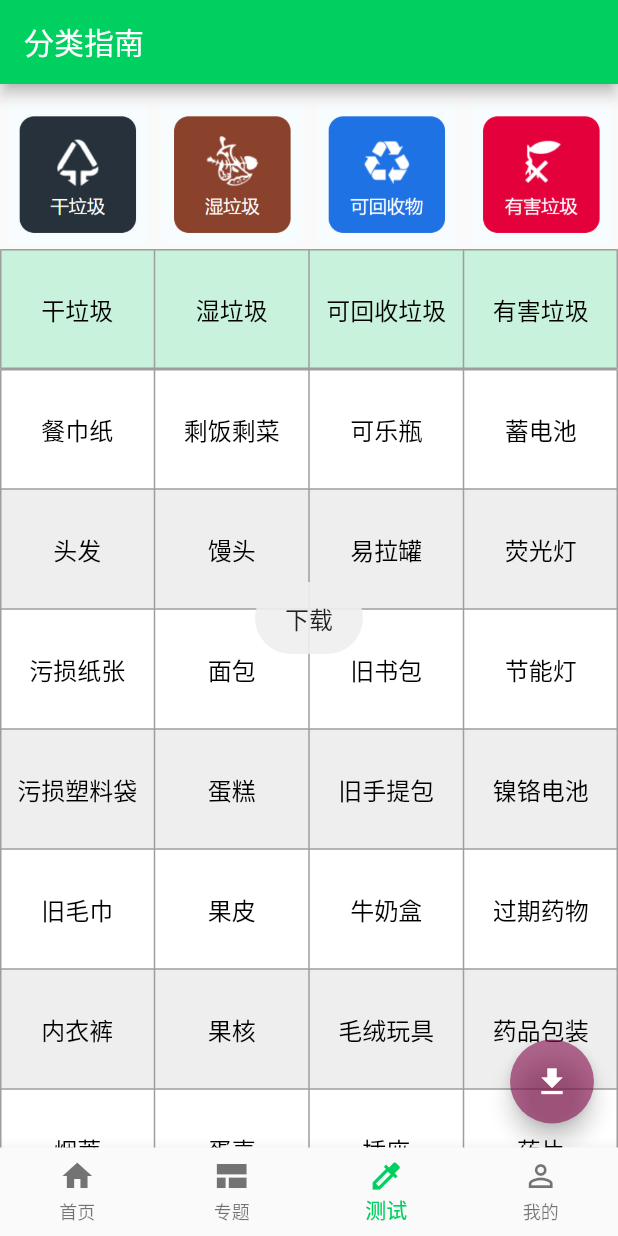
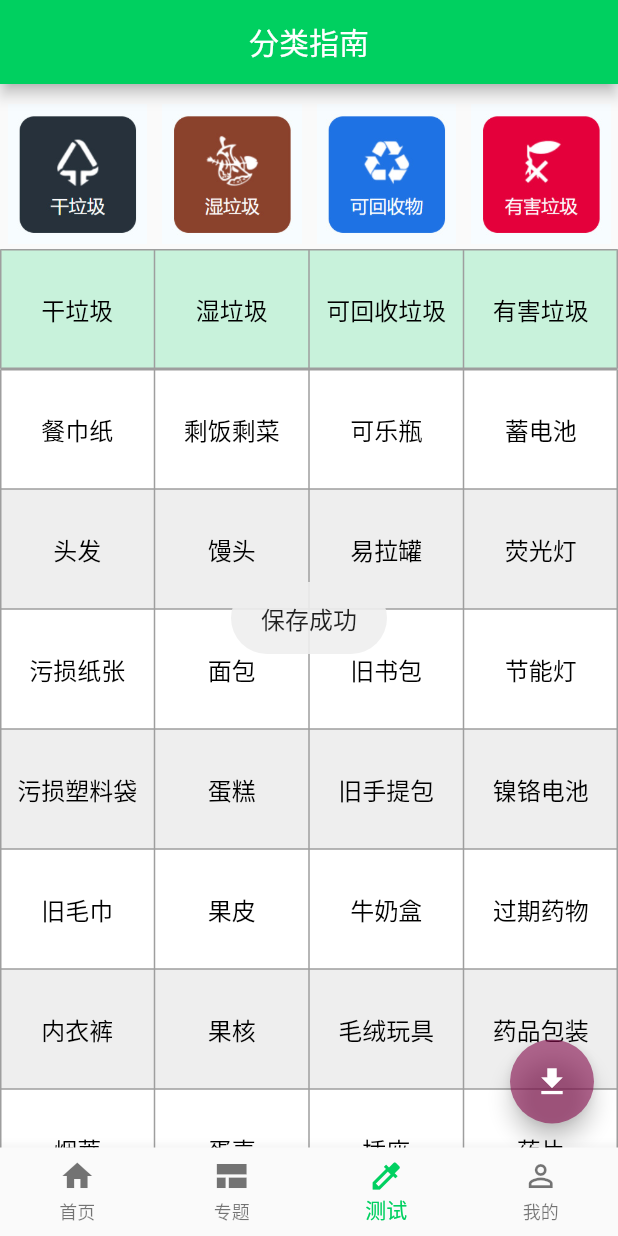
Before and after one commit to huangsir0/-flutter_garbage_classification, a Flutter app: the screen it shows after launch, item 3 of the bottom bar chosen, after a tap on the "file download" icon, on a phone screen of 412 x 824 dp. Run offline on Flutter 3.47's test engine with Material 2 defaults, Android fonts, the phone set to English and light mode, and no system bars; our stand-ins replace dio, flutter_swiper, fluttertoast, image_gallery_saver, intro_slider, permission_handler and 4 more; accounts and stored records are empty.

Commit message:
设置启动页以及保存图片到本地

```diff
--- a/lib/main.dart
+++ b/lib/main.dart
@@ -1,4 +1,5 @@
 import 'package:flutter/material.dart';
+import 'package:flutter_garbage_classification/pages/splash_page.dart';
 import 'package:flutter_garbage_classification/util/common.dart';
 
 import 'main_page.dart';
@@ -15,7 +16,7 @@ class MyApp extends StatelessWidget {
       theme: ThemeData(
         primarySwatch: MainColor,
       ),
-      home:MainPage(),
+      home:SplashPage(),
     );
   }
 }
--- /dev/null
+++ b/lib/pages/splash_page.dart
@@ -0,0 +1,102 @@
+import 'dart:async';
+
+import 'package:flutter/material.dart';
+import 'package:flutter_garbage_classification/util/util.dart';
+import 'package:flutter_garbage_classification/widgets/vertical_text.dart';
+import 'package:intro_slider/slide_object.dart';
+import '../main_page.dart';
+
+class SplashPage extends StatefulWidget {
+  @override
+  _SplashPageState createState() => _SplashPageState();
+}
+
+class _SplashPageState extends State<SplashPage> {
+  List<Slide> slides = new List();
+  Timer _timer;
+  int _countdownTime = 3;
+
+  void startCountdownTimer() {
+    const oneSec = const Duration(seconds: 1);
+
+    var callback = (timer) {
+      if (_countdownTime < 1) {
+        _timer.cancel();
+        Navigator.push(
+          context,
+          MaterialPageRoute(builder: (context) => MainPage()),
+        );
+      } else {
+        print(_countdownTime.toString());
+        setState(() {
+          _countdownTime = _countdownTime - 1;
+        });
+      }
+    };
+
+    _timer = Timer.periodic(oneSec, callback);
+  }
+
+  @override
+  void initState() {
+    super.initState();
+
+    //开始倒计时
+    startCountdownTimer();
+  }
+
+  @override
+  Widget build(BuildContext context) {
+    return Material(
+      child: Container(
+        width: double.infinity,
+        height: double.infinity,
+        decoration: BoxDecoration(
+            gradient: LinearGradient(colors: [
+          hexToColor("#81FBB8"),
+          hexToColor("#28C76F"),
+        ])),
+        child: Container(
+          alignment: Alignment.center,
+          margin: EdgeInsets.only(left: 90),
+          child: Column(
+            children: <Widget>[
+              Container(
+                margin: EdgeInsets.only(top: 40),
+                child: CustomPaint(
+                  painter: VerticalText(
+                    text: "世界上没有垃圾，只有放错地方的宝藏。",
+                    textStyle: TextStyle(
+                        color: Colors.white,
+                        fontSize: 30,
+                        fontWeight: FontWeight.w400,
+                        letterSpacing: 4,
+                        wordSpacing: 4),
+                    width: 60,
+                    height: 500,
+                  ),
+                ),
+              ),
+              Container(
+                margin: EdgeInsets.only(
+                    top: MediaQuery.of(context).size.height - 120,
+                    left: MediaQuery.of(context).size.width - 200),
+                child: Text(
+                  _countdownTime.toString() + " 秒",
+                  style: TextStyle(color: Colors.white, fontSize: 16),
+                ),
+              )
+            ],
+          ),
+        ),
+      ),
+    );
+  }
+
+  @override
+  void dispose() {
+    // TODO: implement dispose
+    super.dispose();
+    _timer?.cancel();
+  }
+}
--- a/lib/pages/test_page.dart
+++ b/lib/pages/test_page.dart
@@ -1,9 +1,12 @@
 import 'package:flutter/material.dart';
+import 'package:flutter/services.dart';
 import 'package:flutter_garbage_classification/bean/data_menu.dart';
 import 'package:flutter_garbage_classification/blocs/test_page_bloc.dart';
 import 'package:flutter_garbage_classification/util/common.dart';
 import 'package:flutter_garbage_classification/util/util.dart';
 import 'package:flutter_garbage_classification/widgets/widgets.dart';
+import 'package:image_gallery_saver/image_gallery_saver.dart';
+import 'package:permission_handler/permission_handler.dart';
 
 class TestPage extends StatefulWidget {
   @override
@@ -26,6 +29,8 @@ class _TestPageState extends State<TestPage>
     super.build(context);
     return Scaffold(
       appBar: AppBar(
+        automaticallyImplyLeading: false,
+        centerTitle: true,
         title: Text(
           "分类指南",
           style: TextStyle(color: Colors.white),
@@ -78,9 +83,17 @@ class _TestPageState extends State<TestPage>
         ),
       ),
       floatingActionButton: FloatingActionButton(
-
-        onPressed: () {
-          showToast("下载");
+        onPressed: () async {
+          if (await Permission.storage.request().isGranted) {
+            //保存图片
+            ByteData bytes = await rootBundle.load('assets/images/need.jpeg');
+            final result = await ImageGallerySaver.saveImage(
+                bytes.buffer.asUint8List()); //这个是核心的保存图片的插件
+            print(result); //这个返回值 在保存成功后会返回true
+            showToast("保存成功");
+          } else {
+            showToast("未授权");
+          }
         },
         child: Icon(Icons.file_download),
       ),
--- a/lib/pages/thematic_page.dart
+++ b/lib/pages/thematic_page.dart
@@ -24,6 +24,8 @@ class _ThematicPageState extends State<ThematicPage>
     super.build(context);
     return Scaffold(
       appBar: AppBar(
+        automaticallyImplyLeading:false,
+        centerTitle: true,
         title: Text(
           "这是什么垃圾",
           style: TextStyle(color: Colors.white),
--- /dev/null
+++ b/lib/widgets/vertical_text.dart
@@ -0,0 +1,91 @@
+
+import 'package:flutter/material.dart';
+// text aligns vertically, from top to bottom and right to left.
+//
+// 垂直布局的文字. 从右上开始排序到左下角.
+class VerticalText extends CustomPainter {
+  String text;
+  double width;
+  double height;
+  TextStyle textStyle;
+
+  VerticalText(
+      {@required this.text,
+        @required this.textStyle,
+        @required this.width,
+        @required this.height});
+
+  @override
+  void paint(Canvas canvas, Size size) {
+    var paint = new Paint();
+    paint.color = textStyle.color;
+    double offsetX = width;
+    double offsetY = 0;
+    bool newLine = true;
+    double maxWidth = 0;
+
+    maxWidth = findMaxWidth(text, textStyle);
+
+    text.runes.forEach((rune) {
+      String str = new String.fromCharCode(rune);
+      TextSpan span = new TextSpan(style: textStyle, text: str);
+      TextPainter tp = new TextPainter(
+          text: span,
+          textAlign: TextAlign.center,
+          textDirection: TextDirection.ltr);
+      tp.layout();
+
+      if (offsetY + tp.height > height) {
+        newLine = true;
+        offsetY = 0;
+      }
+
+      if (newLine) {
+        offsetX -= maxWidth+10;
+        newLine = false;
+        //offsetY-=10;
+      }
+
+
+      if (offsetX < -maxWidth) {
+        return;
+      }
+
+      tp.paint(canvas, new Offset(offsetX, offsetY));
+      offsetY += tp.height;
+    });
+  }
+
+  double findMaxWidth(String text, TextStyle style) {
+    double maxWidth = 0;
+
+    text.runes.forEach((rune) {
+      String str = new String.fromCharCode(rune);
+      TextSpan span = new TextSpan(style: style, text: str);
+      TextPainter tp = new TextPainter(
+          text: span,
+          textAlign: TextAlign.center,
+          textDirection: TextDirection.ltr);
+      tp.layout();
+      maxWidth = max(maxWidth, tp.width);
+    });
+
+    return maxWidth;
+  }
+
+  @override
+  bool shouldRepaint(VerticalText oldDelegate) {
+    return oldDelegate.text != text ||
+        oldDelegate.textStyle != textStyle ||
+        oldDelegate.width != width ||
+        oldDelegate.height != height;
+  }
+
+  double max(double a, double b) {
+    if (a > b) {
+      return a;
+    } else {
+      return b;
+    }
+  }
+}
--- a/pubspec.yaml
+++ b/pubspec.yaml
@@ -32,6 +32,9 @@ dependencies:
   sqflite: ^1.2.1
   shared_preferences: ^0.5.4+8
   random_string: ^2.0.1
+  intro_slider: ^2.2.9
+  permission_handler: ^5.0.0+hotfix.1
+  image_gallery_saver: ^1.2.2
 
 dev_dependencies:
   flutter_test:
```
Also changed, not shown: assets/images/need.jpeg (added), assets/images/splash1.png (added), assets/images/splash2.png (added), assets/images/splash3.png (added), pubspec.lock, 3 other files.
